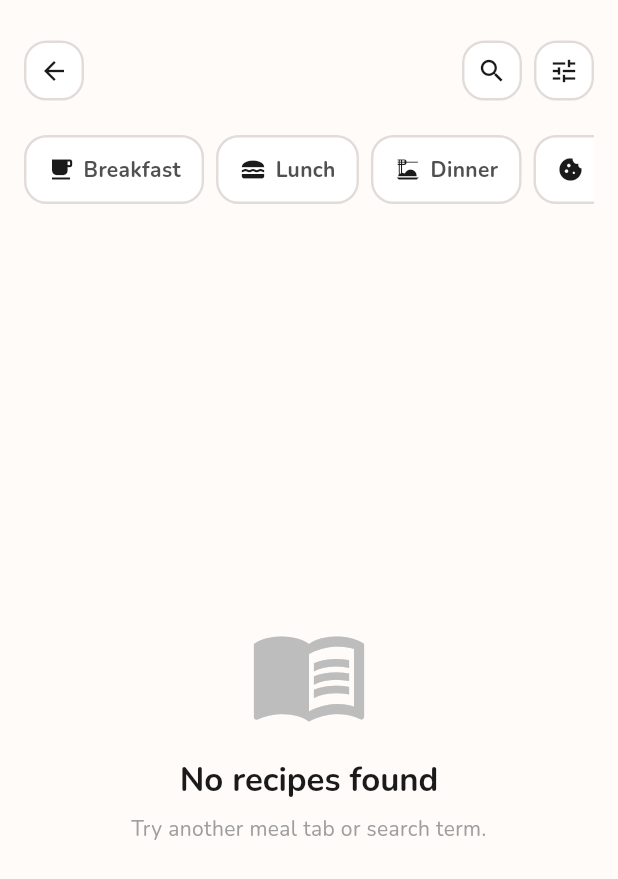
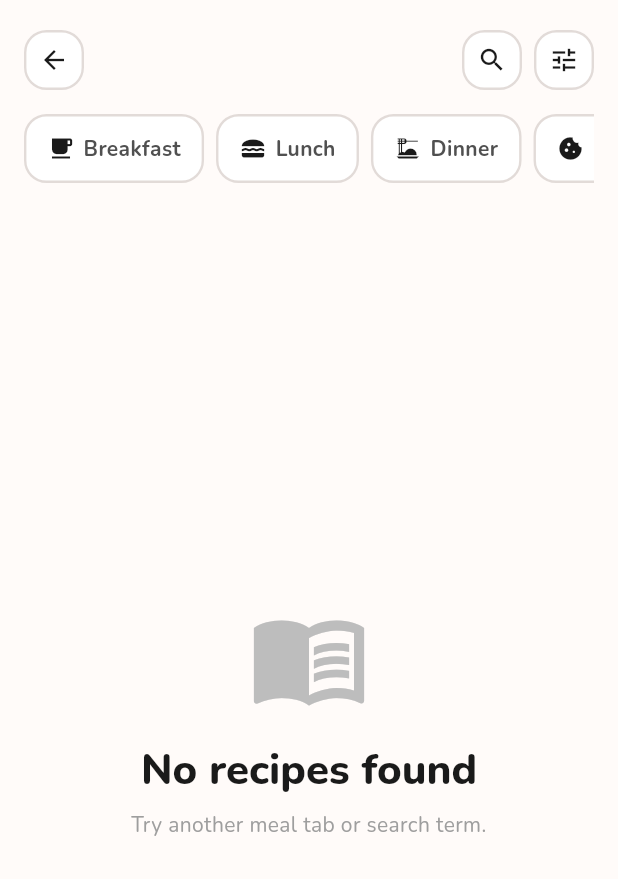
Before and after one commit to PavelMaximov/FoodMatch-App, a Flutter app: the RecipeResultsPage screen opened directly with empty values, on a phone screen of 412 x 824 dp. Shown: the top 879 px of the screen. Run offline on Flutter 3.47's test engine with Material 3 defaults, Android fonts, the phone set to English and light mode, and no system bars; our stand-ins replace cached_network_image, flutter_secure_storage, flutter_svg, go_router, google_fonts, hive_flutter and 3 more; accounts and stored records are empty; project files that could hold a hidden picture were left out.

Commit message:
committing local changes

```diff
--- a/food_match/lib/core/theme/app_text_styles.dart
+++ b/food_match/lib/core/theme/app_text_styles.dart
@@ -25,8 +25,8 @@
 
   // Section headers (Ingredients, Cooking)
   static TextStyle get sectionHeader => GoogleFonts.nunito(
-        fontSize: 22,
-        fontWeight: FontWeight.w700,
+        fontSize: 28,
+        fontWeight: FontWeight.w800,
         color: AppColors.textPrimary,
       );
 
--- a/food_match/lib/features/dishes/presentation/screens/add_dish_screen.dart
+++ b/food_match/lib/features/dishes/presentation/screens/add_dish_screen.dart
@@ -3,7 +3,6 @@
 
 import 'package:flutter/material.dart';
 import 'package:go_router/go_router.dart';
-import 'package:google_fonts/google_fonts.dart';
 import 'package:image_picker/image_picker.dart';
 import 'package:provider/provider.dart';
 
--- a/food_match/lib/features/recipes/presentation/screens/recipes_screen.dart
+++ b/food_match/lib/features/recipes/presentation/screens/recipes_screen.dart
@@ -221,7 +221,7 @@
           crossAxisAlignment: CrossAxisAlignment.start,
           children: <Widget>[
             Padding(
-              padding: const EdgeInsets.fromLTRB(20, 20, 20, 8),
+              padding: const EdgeInsets.fromLTRB(16, 20, 16, 8),
               child: Column(
                 children: <Widget>[
                   Row(
@@ -252,8 +252,8 @@
           ],
           ),
         ),
-      ),
-    );
+      );
+
   }
 
   Widget _buildBody() {
@@ -898,7 +898,7 @@
                           _pageTitle,
                           maxLines: 1,
                           overflow: TextOverflow.ellipsis,
-                          style: AppTextStyles.pageTitle,
+                          style: AppTextStyles.sectionHeader,
                         ),
                       ),
                       const SizedBox(width: 8),
@@ -970,8 +970,8 @@
           ],
           ),
         ),
-      ),
-    );
+      );
+
   }
 }
 
@@ -1089,7 +1089,7 @@
         borderRadius: BorderRadius.circular(999),
         onTap: onTap,
         child: Padding(
-          padding: const EdgeInsets.symmetric(horizontal: 12, vertical: 7),
+          padding: const EdgeInsets.symmetric(horizontal: 20, vertical: 10),
           child: Row(
             mainAxisSize: MainAxisSize.min,
             children: <Widget>[
--- a/food_match/lib/features/swipes/presentation/screens/pre_swipe_filter_screen.dart
+++ b/food_match/lib/features/swipes/presentation/screens/pre_swipe_filter_screen.dart
@@ -1,5 +1,4 @@
 import 'package:flutter/material.dart';
-import 'package:flutter_svg/flutter_svg.dart';
 import 'package:google_fonts/google_fonts.dart';
 import 'package:provider/provider.dart';
 
--- a/food_match/lib/features/swipes/presentation/screens/swipes_screen.dart
+++ b/food_match/lib/features/swipes/presentation/screens/swipes_screen.dart
@@ -309,7 +309,7 @@
                           const Icon(
                             Icons.tune,
                             size: 16,
-                            color: Color(0xFF1A1A1A),
+                            color: AppColors.textPrimary,
                           ),
                           const SizedBox(width: 6),
                           Text(
@@ -317,7 +317,7 @@
                             style: GoogleFonts.nunito(
                               fontSize: 13,
                               fontWeight: FontWeight.w600,
-                              color: const Color(0xFF1A1A1A),
+                              color:  AppColors.textPrimary,
                             ),
                           ),
                         ],
```
Also changed, not shown: food_match/lib/shell/presentation/screens/main_shell.dart (+4 -4 lines), food_match/assets/icons/nav/add_dish_fill.svg (added), food_match/assets/icons/nav/add_dish_outline.svg (added), food_match/assets/icons/nav/matches_fill.svg (added), food_match/assets/icons/nav/matches_outline.svg (added), food_match/assets/icons/nav/profile_fill.svg (added), food_match/assets/icons/nav/profile_outline.svg (added), food_match/assets/icons/nav/recipes_fill.svg (added), food_match/assets/icons/nav/recipes_outline.svg (added), food_match/assets/icons/nav/swipes_fill.svg (added), food_match/assets/icons/nav/swipes_outline.svg (added), food_match/flutter_01.png (added), 1 other file.
